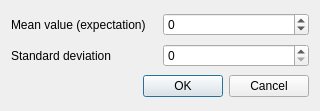
Qt form noisedialog.ui (mbobowsk/DarQwin) before a commit.
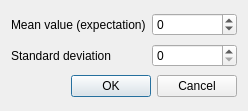
The same form after that commit.

```diff
--- a/noisedialog.ui
+++ b/noisedialog.ui
@@ -6,7 +6,7 @@
    <rect>
     <x>0</x>
     <y>0</y>
-    <width>320</width>
+    <width>248</width>
     <height>111</height>
    </rect>
   </property>
```
